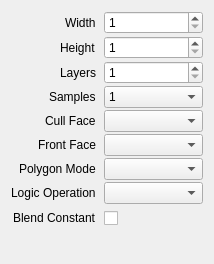
Old version of the form src/session/TargetProperties.ui in the repository houmain/gpupad.
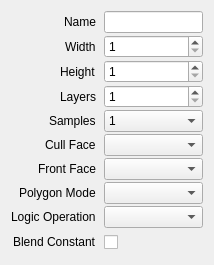
New version of the form. Custom widgets are drawn as their Qt base class.

```diff
--- a/src/session/TargetProperties.ui
+++ b/src/session/TargetProperties.ui
@@ -34,14 +34,14 @@
      <property name="bottomMargin">
       <number>0</number>
      </property>
-     <item row="0" column="0">
+     <item row="1" column="0">
       <widget class="QLabel" name="labelWidth">
        <property name="text">
         <string>Width</string>
        </property>
       </widget>
      </item>
-     <item row="0" column="1">
+     <item row="1" column="1">
       <widget class="QSpinBox" name="width">
        <property name="minimum">
         <number>1</number>
@@ -51,14 +51,14 @@
        </property>
       </widget>
      </item>
-     <item row="1" column="0">
+     <item row="2" column="0">
       <widget class="QLabel" name="labelHeight">
        <property name="text">
         <string>Height</string>
        </property>
       </widget>
      </item>
-     <item row="1" column="1">
+     <item row="2" column="1">
       <widget class="QSpinBox" name="height">
        <property name="minimum">
         <number>1</number>
@@ -68,14 +68,14 @@
        </property>
       </widget>
      </item>
-     <item row="2" column="0">
+     <item row="3" column="0">
       <widget class="QLabel" name="labelLayers">
        <property name="text">
         <string>Layers</string>
        </property>
       </widget>
      </item>
-     <item row="2" column="1">
+     <item row="3" column="1">
       <widget class="QSpinBox" name="layers">
         <property name="minimum">
           <number>1</number>
@@ -85,14 +85,14 @@
        </property>
       </widget>
      </item>
-     <item row="3" column="0">
+     <item row="4" column="0">
       <widget class="QLabel" name="labelSamples">
        <property name="text">
         <string>Samples</string>
        </property>
       </widget>
      </item>
-     <item row="3" column="1">
+     <item row="4" column="1">
       <widget class="QComboBox" name="samples">
        <item>
         <property name="text">
@@ -131,54 +131,54 @@
        </item>
       </widget>
      </item>
-     <item row="4" column="0">
+     <item row="5" column="0">
       <widget class="QLabel" name="labelCullMode">
        <property name="text">
         <string>Cull Face</string>
        </property>
       </widget>
      </item>
-     <item row="4" column="1">
+     <item row="5" column="1">
       <widget class="DataComboBox" name="cullMode"/>
      </item>
-     <item row="5" column="0">
+     <item row="6" column="0">
       <widget class="QLabel" name="labelFrontFace">
        <property name="text">
         <string>Front Face</string>
        </property>
       </widget>
      </item>
-     <item row="5" column="1">
+     <item row="6" column="1">
       <widget class="DataComboBox" name="frontFace"/>
      </item>
-     <item row="6" column="0">
+     <item row="7" column="0">
       <widget class="QLabel" name="labelPolygonMode">
        <property name="text">
         <string>Polygon Mode</string>
        </property>
       </widget>
      </item>
-     <item row="6" column="1">
+     <item row="7" column="1">
       <widget class="DataComboBox" name="polygonMode"/>
      </item>
-     <item row="7" column="0">
+     <item row="8" column="0">
       <widget class="QLabel" name="labelLogicOperation">
        <property name="text">
         <string>Logic Operation</string>
        </property>
       </widget>
      </item>
-     <item row="7" column="1">
+     <item row="8" column="1">
       <widget class="DataComboBox" name="logicOperation"/>
      </item>
-     <item row="8" column="0">
+     <item row="9" column="0">
       <widget class="QLabel" name="labelBlendConstant">
        <property name="text">
         <string>Blend Constant</string>
        </property>
       </widget>
      </item>
-     <item row="8" column="1">
+     <item row="9" column="1">
       <widget class="ColorPicker" name="blendConstant">
        <property name="minimumSize">
         <size>
@@ -188,6 +188,16 @@
        </property>
       </widget>
      </item>
+     <item row="0" column="0">
+      <widget class="QLabel" name="labelName">
+       <property name="text">
+        <string>Name</string>
+       </property>
+      </widget>
+     </item>
+     <item row="0" column="1">
+      <widget class="QLineEdit" name="name"/>
+     </item>
     </layout>
    </item>
   </layout>
```
Left out of the diff: 6 changed lines with no effect on the pictures.
